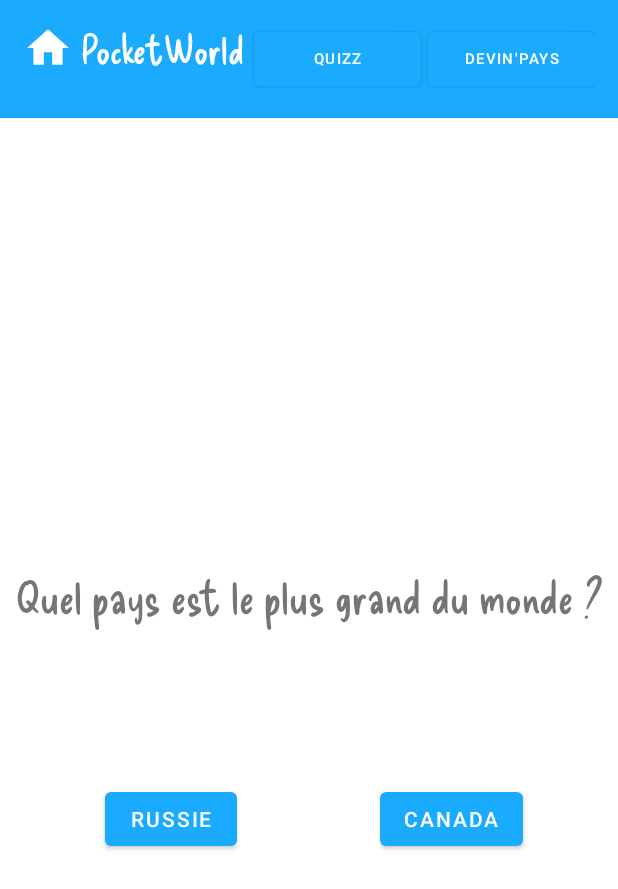
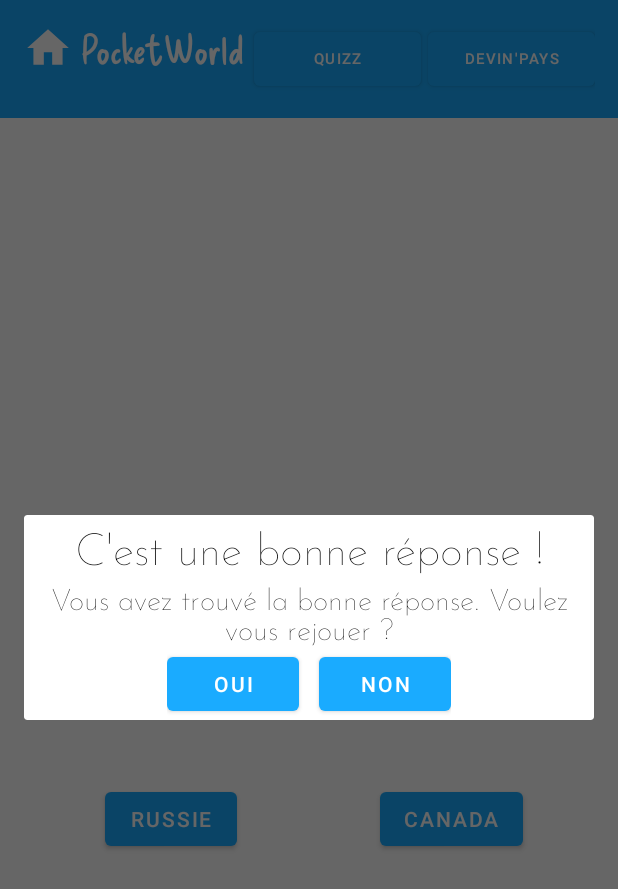
Before and after one commit to hippot02/Dictiopocket, an Android app: the QuizzActivity screen opened directly, with no data from a screen before it, after a tap on "RUSSIE", on a phone screen of 412 x 824 dp. Shown: the top 889 px of the screen. Run offline under Robolectric (Android 15) with nearby library versions, the phone set to English and light mode, and no system bars.

Commit message:
Mise en place quizz après 4H de galère mais on est la

```diff
--- a/app/src/main/AndroidManifest.xml
+++ b/app/src/main/AndroidManifest.xml
@@ -3,6 +3,7 @@
     xmlns:tools="http://schemas.android.com/tools">
     <uses-permission android:name="android.permission.INTERNET"/>
     <uses-permission android:name="android.permission.WRITE_EXTERNAL_STORAGE" />
+
 
     <application
         android:allowBackup="true"
@@ -12,7 +13,8 @@
         android:label="@string/app_name"
         android:supportsRtl="true"
         android:theme="@style/Theme.DictioPocket"
-        tools:targetApi="31">
+        tools:targetApi="31"
+        >
         <activity android:name=".QuizzActivity"
             android:screenOrientation="portrait"
             android:exported="true"/>
--- a/app/src/main/java/com/example/dictiopocket/HomeActivity.java
+++ b/app/src/main/java/com/example/dictiopocket/HomeActivity.java
@@ -58,6 +58,7 @@ public class HomeActivity extends AppCompatActivity {
             rq.execute();
         }
     }
+
 
 
     public int getRandomNumber(int min, int max) {
@@ -187,10 +188,12 @@ public class HomeActivity extends AppCompatActivity {
         home_icon.setOnClickListener(view -> {
             Intent i= new Intent(this, HomeActivity.class);
             startActivity(i);
+
         });
         tbDevinPaysButton.setOnClickListener(view -> {
             Intent i = new Intent(this,MainActivity.class);
             startActivity(i);
+
         });
 
         tbQuizzButton.setOnClickListener(view -> {
--- a/app/src/main/java/com/example/dictiopocket/QuizzActivity.java
+++ b/app/src/main/java/com/example/dictiopocket/QuizzActivity.java
@@ -5,6 +5,7 @@ import android.database.sqlite.SQLiteDatabase;
 import android.os.Bundle;
 import android.view.View;
 import android.widget.Button;
+import android.widget.EditText;
 import android.widget.ImageView;
 import android.widget.TextView;
 import android.widget.Toast;
@@ -22,6 +23,9 @@ public class QuizzActivity extends AppCompatActivity {
     Button btnRep2;
     int idquestion = 0;
     DBHandler db;
+    private QuizzActivity activity;
+
+
     protected void onCreate(Bundle savedInstanceState) {
         super.onCreate(savedInstanceState);
         setContentView(R.layout.activity_quiz);
@@ -30,7 +34,7 @@ public class QuizzActivity extends AppCompatActivity {
         tvQuestion = findViewById(R.id.questionQuizz);
         btnRep1 = findViewById(R.id.reponseQuizz1);
         btnRep2 = findViewById(R.id.reponseQuizz2);
-
+        this.activity=this;
         db = new DBHandler(this);
         db.deleteDatabase();
         fillDB();
@@ -46,24 +50,39 @@ public class QuizzActivity extends AppCompatActivity {
         else{
             temp = 2;
         }
+
         if(temp == Integer.valueOf(rep)){
-                System.out.println(v.getId());
-                System.out.println(rep);
-                Toast.makeText(this, "C'est correct", Toast.LENGTH_SHORT).show();
-                Intent i = new Intent(this, QuizzActivity.class);
-                startActivity(i);
-            }
-            else {
-                Toast.makeText(this, "C'est incorrect", Toast.LENGTH_SHORT).show();
-            }
+            CustomPopup popup = new CustomPopup(activity);
+            popup.setTitle("C'est une bonne réponse !");
+            popup.setSubtitle("Vous avez trouvé la bonne réponse. Voulez vous rejouer ?");
+            popup.build();
+            popup.getYesButton().setOnClickListener(view ->  {
+                popup.dismiss();
+                randomiserQuestion();
 
+            });
+
+            popup.getNoButton().setOnClickListener(view -> {
+                popup.dismiss();
+                Intent u = new Intent(activity,HomeActivity.class);
+                startActivity(u);
+
+
+            });
+        }
+        else{
+            Toast.makeText(this, "Vous n'avez pas trouvé la réponse.", Toast.LENGTH_SHORT).show();
+        }
 
 
     }
 
+
+
+
     public void randomiserQuestion(){
         idquestion = db.selectRandomQuestionId();
-        System.out.println("-----------------------------"+idquestion);
+        //System.out.println("-----------------------------"+idquestion);
         String question = db.getQuestionById(idquestion);
         tvQuestion.setText(question);
         String reponse1 = db.getRep1ById(idquestion);
@@ -83,15 +102,18 @@ public class QuizzActivity extends AppCompatActivity {
         home_icon.setOnClickListener(view -> {
             Intent i= new Intent(this, HomeActivity.class);
             startActivity(i);
+
         });
         tbDevinPaysButton.setOnClickListener(view -> {
             Intent i = new Intent(this,MainActivity.class);
             startActivity(i);
+
         });
 
         tbQuizzButton.setOnClickListener(view -> {
             Intent i = new Intent(this, QuizzActivity.class);
             startActivity(i);
+
         });
 
     }
@@ -103,7 +125,7 @@ public class QuizzActivity extends AppCompatActivity {
         db.insertQuestion("Quel pays possède le plus grand nombre de pyramides ?", "Egypte", "Soudan","2");
         db.insertQuestion("Ou se situe la Porte de l'Enfer ?", "Nouvelle Guinnée" , "Turkménistan", "2" );
         db.insertQuestion("Quel est le pays le plus plat du monde ?", "Bolivie", "Maroc", "1");
-        db.insertQuestion("Quel est le plus vieil État du monde ?", "Sain-Marin", "Malte", "1");
+        db.insertQuestion("Quel est le plus vieil État du monde ?", "Saint-Marin", "Malte", "1");
 
         randomiserQuestion();
 
--- a/app/src/main/res/drawable/baseline_arrow_back_24.xml
+++ /dev/null
@@ -1,5 +0,0 @@
-<vector android:autoMirrored="true" android:height="24dp"
-    android:tint="#FFFFFF" android:viewportHeight="24"
-    android:viewportWidth="24" android:width="24dp" xmlns:android="http://schemas.android.com/apk/res/android">
-    <path android:fillColor="@android:color/white" android:pathData="M20,11H7.83l5.59,-5.59L12,4l-8,8 8,8 1.41,-1.41L7.83,13H20v-2z"/>
-</vector>
--- a/app/src/main/res/drawable/baseline_menu_24.xml
+++ /dev/null
@@ -1,5 +0,0 @@
-<vector android:height="24dp" android:tint="#FFFFFF"
-    android:viewportHeight="24" android:viewportWidth="24"
-    android:width="24dp" xmlns:android="http://schemas.android.com/apk/res/android">
-    <path android:fillColor="@android:color/white" android:pathData="M3,18h18v-2L3,16v2zM3,13h18v-2L3,11v2zM3,6v2h18L21,6L3,6z"/>
-</vector>
--- a/app/src/main/res/layout/activity_home.xml
+++ b/app/src/main/res/layout/activity_home.xml
@@ -29,6 +29,7 @@
             android:layout_height="wrap_content"
             android:layout_below="@+id/drapeauPays"
             android:layout_centerHorizontal="true"
+            android:fontFamily="@font/josefinsans"
             android:textSize="30dp"/>
 
         <TextView
@@ -36,6 +37,7 @@
             android:layout_width="wrap_content"
             android:layout_height="wrap_content"
             android:layout_below="@+id/area"
+            android:fontFamily="@font/josefinsans"
             android:layout_centerHorizontal="true"
             android:textSize="30dp"/>
 
@@ -45,6 +47,7 @@
             android:layout_height="wrap_content"
             android:layout_below="@+id/areaPays"
             android:layout_centerHorizontal="true"
+            android:fontFamily="@font/josefinsans"
             android:textSize="30dp"/>
 
         <TextView
@@ -53,6 +56,7 @@
             android:layout_height="wrap_content"
             android:layout_below="@id/population"
             android:layout_centerHorizontal="true"
+            android:fontFamily="@font/josefinsans"
             android:textSize="30dp"/>
 
         <TextView
@@ -61,6 +65,7 @@
             android:layout_height="wrap_content"
             android:layout_below="@id/populationPays"
             android:layout_centerHorizontal="true"
+            android:fontFamily="@font/josefinsans"
             android:textSize="30dp"/>
 
         <TextView
@@ -69,6 +74,7 @@
             android:layout_height="wrap_content"
             android:layout_below="@id/capital"
             android:layout_centerHorizontal="true"
+            android:fontFamily="@font/josefinsans"
             android:textSize="30dp"/>
 
         <Button
--- a/app/src/main/res/layout/activity_main.xml
+++ b/app/src/main/res/layout/activity_main.xml
@@ -15,6 +15,7 @@
             android:layout_centerHorizontal="true"
             android:layout_above="@+id/imageView"
             android:layout_marginBottom="100dp"
+            android:fontFamily="@font/josefinsans"
             />
 
         <ImageView
--- a/app/src/main/res/layout/activity_quiz.xml
+++ b/app/src/main/res/layout/activity_quiz.xml
@@ -23,7 +23,9 @@
             android:layout_centerVertical="true"
             android:text="@string/question"
             android:textAlignment="center"
-            android:fontFamily="@font/deliciousfont"
+            android:textStyle="bold"
+            android:fontFamily="@font/josefinsans"
+            android:textColor="@color/black"
             android:paddingBottom="25dp"
             android:textSize="30dp" />
 
--- a/app/src/main/res/layout/popup_template.xml
+++ b/app/src/main/res/layout/popup_template.xml
@@ -1,23 +1,38 @@
 <?xml version="1.0" encoding="utf-8"?>
 <LinearLayout xmlns:android="http://schemas.android.com/apk/res/android"
+    xmlns:app="http://schemas.android.com/apk/res-auto"
     android:orientation="vertical"
     android:gravity="center"
     android:layout_width="match_parent"
-    android:layout_height="match_parent">
+    android:layout_height="match_parent"
+    android:background="#00FFFFFF"
+
+    >
 
     <TextView
         android:id="@+id/title"
         android:layout_width="wrap_content"
         android:layout_height="wrap_content"
         android:text="Titre par défaut"
-        android:textSize="50dp"/>
+        android:fontFamily="@font/josefinsans"
+        android:textAlignment="center"
+        android:layout_marginLeft="20px"
+        android:textColor="@android:color/black"
+        android:layout_marginRight="20px"
+        android:textSize="30dp"
+        />
 
     <TextView
         android:id="@+id/subtitle"
         android:layout_width="wrap_content"
         android:layout_height="wrap_content"
         android:text="Sous-titre"
-        android:textSize="30dp"/>
+        android:fontFamily="@font/josefinsans"
+        android:textAlignment="center"
+        android:layout_marginLeft="20px"
+        android:layout_marginRight="20px"
+        android:textColor="@android:color/black"
+        android:textSize="20dp"/>
 
     <LinearLayout
         android:layout_width="wrap_content"
@@ -28,13 +43,16 @@
             android:id="@+id/yesButton"
             android:layout_width="wrap_content"
             android:layout_height="wrap_content"
+            android:layout_marginRight="10px"
             android:text="@string/yesButton"/>
 
         <Button
             android:id="@+id/noButton"
             android:layout_width="wrap_content"
             android:layout_height="wrap_content"
+            android:layout_marginLeft="10px"
             android:text="@string/noButton"/>
     </LinearLayout>
 
+
 </LinearLayout>
```
Also changed, not shown: app/src/main/java/com/example/dictiopocket/MainActivity.java (+4 -10 lines), app/src/main/res/font/josefinsans.ttf (added).
